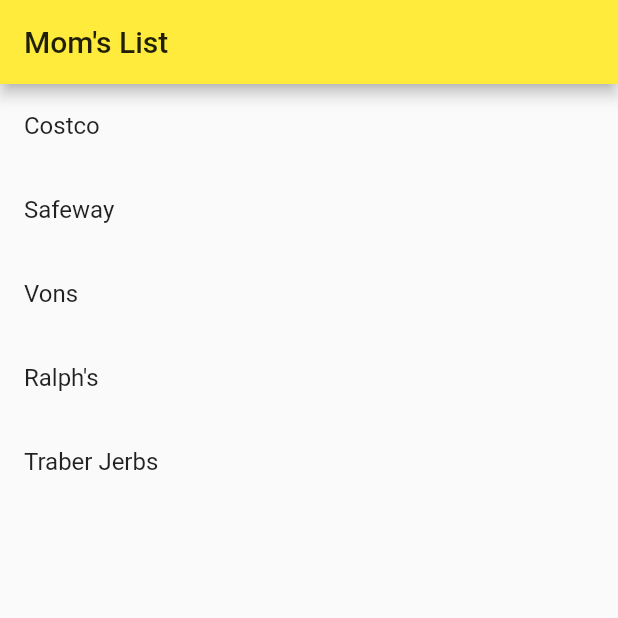
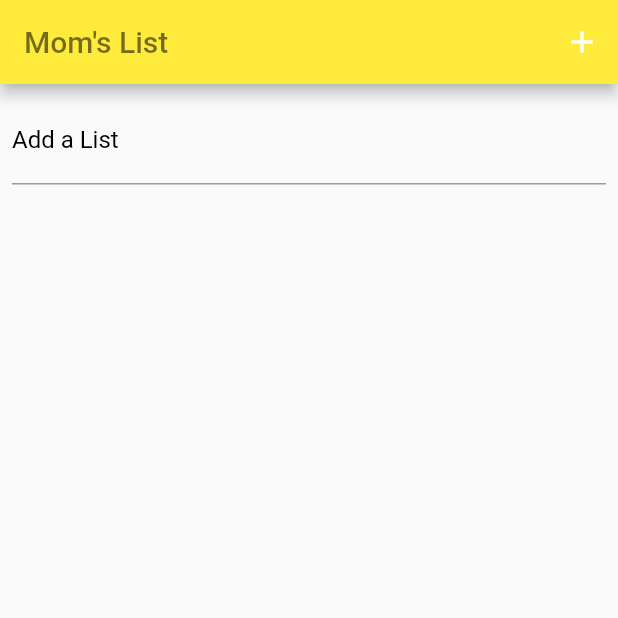
Before and after one commit to TytaniumDev/MomsList, a Flutter app: the screen it shows after launch, on a phone screen of 412 x 824 dp, the top half of it. Run offline on Flutter 3.47's test engine with Material 2 defaults, Android fonts, the phone set to English and light mode, and no system bars; our stand-ins replace equatable, shared_preferences; statements that could not run were skipped.

Commit message:
Added SharedPrefs storage, and refactored a bit
The Model objects are in a pretty complete state now. Will need some more meta-objects to store list ordering.

```diff
--- a/lib/home_page.dart
+++ b/lib/home_page.dart
@@ -1,7 +1,6 @@
-
 import 'package:flutter/cupertino.dart';
 import 'package:flutter/material.dart';
-import 'package:moms_list/model/parent_list.dart';
+import 'package:moms_list/repositories/notifiers.dart';
 import 'package:provider/provider.dart';
 
 class HomePage extends StatelessWidget {
@@ -9,7 +8,20 @@
   Widget build(BuildContext context) {
     return Scaffold(
       appBar: AppBar(
-        title: Text("Mom's List"),
+        title: Text(
+          "Mom's List",
+          style: TextStyle(color: Theme.of(context).textTheme.headline1?.color),
+        ),
+        backgroundColor: Colors.yellow,
+        actions: [
+          IconButton(
+            icon: const Icon(Icons.add),
+            onPressed: () {
+              Provider.of<HomeListViewModel>(context, listen: false)
+                  .addList("Test");
+            },
+          )
+        ],
       ),
       body: _HomePageLists(),
     );
@@ -19,17 +31,39 @@
 class _HomePageLists extends StatelessWidget {
   @override
   Widget build(BuildContext context) {
-    return Consumer<HomeListModel>(
+    return Consumer<HomeListViewModel>(
       builder: (context, parentLists, child) {
-        return ReorderableListView(
+        return Column(
           children: [
-            for (final list in parentLists.lists)
-              ListTile(
-                key: ValueKey(list.title),
-                title: Text(list.title),
-              )
+            Padding(
+              padding: const EdgeInsets.all(8.0),
+              child: TextField(
+                decoration: InputDecoration(
+                  labelText: "Add a List",
+                  labelStyle: TextStyle(color: Colors.black),
+                ),
+                onSubmitted: (text) => {
+                  Provider.of<HomeListViewModel>(context, listen: false)
+                      .addList(text),
+
+                },
+              ),
+            ),
+            Expanded(
+              child: ReorderableListView(
+                children: [
+                  for (final list in parentLists.lists)
+                    ListTile(
+                      key: ValueKey(list.title),
+                      title: Text(list.title),
+                    )
+                ],
+                onReorder:
+                    Provider.of<HomeListViewModel>(context, listen: false)
+                        .reorderList,
+              ),
+            ),
           ],
-          onReorder: Provider.of<HomeListModel>(context, listen: false).reorderList,
         );
       },
     );
--- a/lib/main.dart
+++ b/lib/main.dart
@@ -1,13 +1,13 @@
 import 'package:flutter/material.dart';
 import 'package:moms_list/home_page.dart';
-import 'package:moms_list/model/parent_list.dart';
+import 'package:moms_list/repositories/notifiers.dart';
 import 'package:provider/provider.dart';
 
 void main() {
   runApp(
     MultiProvider(
       providers: [
-        ChangeNotifierProvider(create: (_) => HomeListModel())
+        ChangeNotifierProvider(create: (_) => HomeListViewModel())
       ],
       child: MyApp(),
     ),
@@ -19,10 +19,11 @@
 
   @override
   Widget build(BuildContext context) {
+    Provider.of<HomeListViewModel>(context, listen: false)
+        .init();
     return MaterialApp(
       title: "Mom's List",
       theme: ThemeData(
-        primarySwatch: Colors.yellow,
       ),
       home: HomePage(),
     );
--- a/lib/model/parent_list.dart
+++ b/lib/model/parent_list.dart
@@ -1,59 +1,42 @@
-import 'package:flutter/cupertino.dart';
+import 'package:equatable/equatable.dart';
 
 /// The model for a single List/Note in the context of our app.
-class ListModel {
+class ListModel with EquatableMixin {
   const ListModel(
     this.title, {
-    this.listItems = const [],
+    this.listItems = const {},
   });
 
   /// The title of the list.
+  ///
+  /// This also serves as the unique identifier for this object.
   final String title;
 
-  final List<ListItem> listItems;
+  /// A set of all of the [ListItem]s contained in this list.
+  ///
+  /// [ListItem]s, like [ListModel]s, are uniquely identified by their title.
+  /// This set will always be unsorted!
+  final Set<ListItem> listItems;
+
+  @override
+  List<Object?> get props => [title];
 }
 
-class ListItem {
+/// The model for a individual line item inside of a List.
+class ListItem  with EquatableMixin {
   const ListItem(
     this.title, {
     this.isChecked = false,
   });
 
+  /// The title of the item.
+  ///
+  /// This also serves as the unique identifier for this object.
   final String title;
+
+  /// If this item is checked off or not.
   final bool isChecked;
+
+  @override
+  List<Object?> get props => [title];
 }
-
-class HomeListModel with ChangeNotifier {
-  List<ListModel> _lists = [
-    ListModel("Costco"),
-    ListModel("Safeway"),
-    ListModel("Vons"),
-    ListModel("Ralph's"),
-    ListModel("Traber Jerbs"),
-  ];
-
-  List<ListModel> get lists => _lists;
-
-  void addList(String title) {
-    _lists += [ListModel(title)];
-    notifyListeners();
-  }
-
-  void removeList(String title) {
-    _lists = [
-      for (final parentList in _lists)
-        if (parentList.title != title) parentList,
-    ];
-    notifyListeners();
-  }
-
-  void reorderList(int oldIndex, int newIndex) {
-    if (newIndex > oldIndex) {
-      // removing the item at oldIndex will shorten the list by 1.
-      newIndex -= 1;
-    }
-    final ListModel element = _lists.removeAt(oldIndex);
-    _lists.insert(newIndex, element);
-    notifyListeners();
-  }
-}
--- /dev/null
+++ b/lib/repositories/notifiers.dart
@@ -0,0 +1,46 @@
+import 'package:flutter/foundation.dart';
+import 'package:moms_list/model/parent_list.dart';
+import 'package:shared_preferences/shared_preferences.dart';
+
+class HomeListViewModel with ChangeNotifier {
+  static const String listsKey = "HomeLists";
+  List<ListModel> _lists = [];
+
+  List<ListModel> get lists => _lists;
+
+  void init() async {
+    final SharedPreferences prefs = await SharedPreferences.getInstance();
+    _lists = prefs.getStringList(listsKey).map((e) => ListModel(e)).toList();
+    notifyListeners();
+  }
+
+  void addList(String title) {
+    if (title.isEmpty) return;
+    _lists.add(ListModel(title));
+    addToSharedPrefs(title);
+    notifyListeners();
+  }
+
+  void addToSharedPrefs(String title) async {
+    final SharedPreferences prefs = await SharedPreferences.getInstance();
+    prefs.setStringList(listsKey, _lists.map((e) => e.title).toList());
+  }
+
+  void removeList(String title) {
+    _lists = [
+      for (final parentList in _lists)
+        if (parentList.title != title) parentList,
+    ];
+    notifyListeners();
+  }
+
+  void reorderList(int oldIndex, int newIndex) {
+    if (newIndex > oldIndex) {
+      // removing the item at oldIndex will shorten the list by 1.
+      newIndex -= 1;
+    }
+    final ListModel element = _lists.removeAt(oldIndex);
+    _lists.insert(newIndex, element);
+    notifyListeners();
+  }
+}
--- a/pubspec.yaml
+++ b/pubspec.yaml
@@ -25,6 +25,9 @@
   flutter:
     sdk: flutter
   provider: ^5.0.0-nullsafety.2
+  rxdart: ^0.26.0-nullsafety.0
+  shared_preferences: ">=0.5.12+4 <2.0.0"
+  equatable: ^2.0.0-nullsafety.0
 
   # The following adds the Cupertino Icons font to your application.
   # Use with the CupertinoIcons class for iOS style icons.
```
Also changed, not shown: pubspec.lock, 2 other files.
